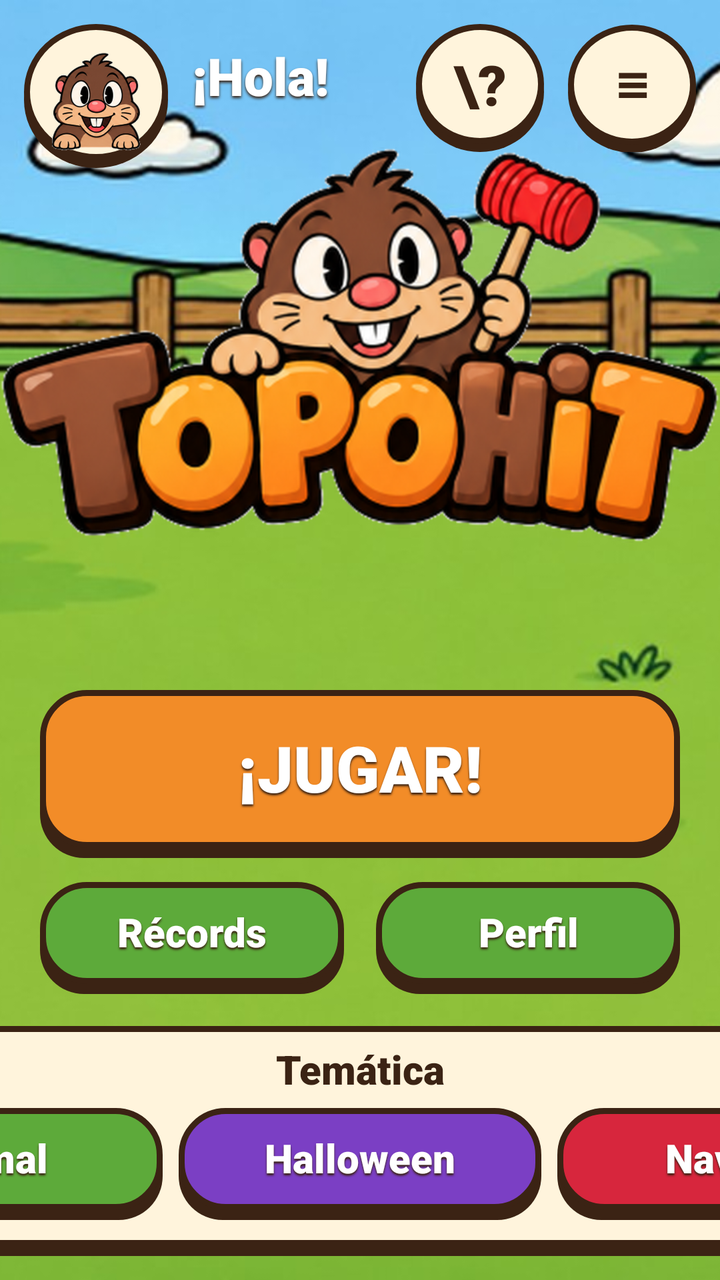
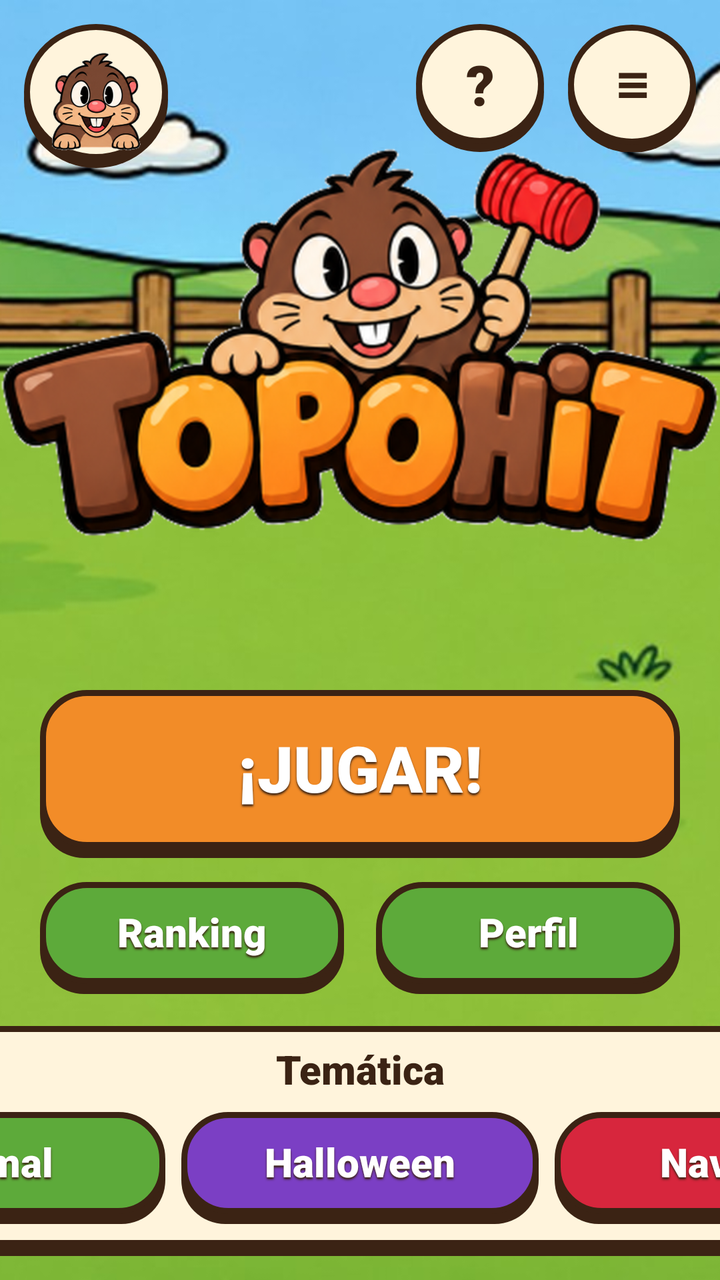

Two renders of the same Android screen: before a commit and after it. Below are the layout's source before the change and the commit's diff.
<!-- AndroidManifest.xml: application theme Theme.Topohit -->
<!-- res/layout/activity_menu.xml -->
<?xml version="1.0" encoding="utf-8"?>
<FrameLayout xmlns:android="http://schemas.android.com/apk/res/android"
    android:layout_width="match_parent"
    android:layout_height="match_parent">

    <ImageView
        android:id="@+id/imgFondo"
        android:layout_width="match_parent"
        android:layout_height="match_parent"
        android:scaleType="centerCrop"
        android:src="@drawable/fondo_partida_normal" />

    
    <LinearLayout
        android:id="@+id/layJugador"
        android:layout_width="wrap_content"
        android:layout_height="wrap_content"
        android:layout_margin="@dimen/margen_pequeno"
        android:gravity="center_vertical"
        android:orientation="horizontal">

        <ImageView
            android:id="@+id/imgAvatar"
            android:layout_width="@dimen/avatar"
            android:layout_height="@dimen/avatar"
            android:background="@drawable/circulo_crema"
            android:padding="8dp"
            android:src="@drawable/topo_normal_03_feliz" />

        <LinearLayout
            android:layout_width="wrap_content"
            android:layout_height="wrap_content"
            android:layout_marginStart="12dp"
            android:orientation="vertical">

            <TextView
                android:id="@+id/lblHola"
                android:layout_width="wrap_content"
                android:layout_height="wrap_content"
                android:fontFamily="sans-serif-black"
                android:shadowColor="@color/marron"
                android:shadowDy="3"
                android:shadowRadius="3"
                android:text="¡Hola!"
                android:textColor="@color/blanco"
                android:textSize="@dimen/texto_grande" />

            <TextView
                android:id="@+id/lblRecord"
                android:layout_width="wrap_content"
                android:layout_height="wrap_content"
                android:shadowColor="@color/marron"
                android:shadowDy="2"
                android:shadowRadius="3"
                android:textColor="@color/blanco"
                android:textSize="@dimen/texto_pequeno"
                android:textStyle="bold" />
        </LinearLayout>
    </LinearLayout>

    
    <LinearLayout
        android:layout_width="wrap_content"
        android:layout_height="wrap_content"
        android:layout_gravity="top|end"
        android:layout_margin="@dimen/margen_pequeno"
        android:orientation="horizontal">

        <TextView
            android:id="@+id/btnComoJugar"
            style="@style/BotonRedondo"
            android:layout_marginEnd="12dp"
            android:text="\?" />

        <TextView
            android:id="@+id/btnAjustes"
            style="@style/BotonRedondo"
            android:text="≡" />
    </LinearLayout>

    
    <LinearLayout
        android:layout_width="wrap_content"
        android:layout_height="match_parent"
        android:layout_gravity="center_horizontal"
        android:gravity="center_horizontal"
        android:orientation="vertical"
        android:paddingTop="8dp"
        android:paddingBottom="@dimen/margen_pequeno">

        <ImageView
            android:id="@+id/imgLogo"
            android:layout_width="wrap_content"
            android:layout_height="0dp"
            android:layout_weight="1"
            android:adjustViewBounds="true"
            android:src="@drawable/logo_normal" />

        <TextView
            android:id="@+id/btnJugar"
            style="@style/BotonJuego"
            android:layout_width="320dp"
            android:layout_height="84dp"
            android:layout_marginTop="8dp"
            android:background="@drawable/btn_naranja"
            android:text="@string/jugar"
            android:textSize="32sp" />

        <LinearLayout
            android:layout_width="320dp"
            android:layout_height="wrap_content"
            android:layout_marginTop="12dp"
            android:orientation="horizontal">

            <TextView
                android:id="@+id/btnRecords"
                style="@style/BotonJuego"
                android:layout_width="0dp"
                android:layout_height="@dimen/alto_boton_pequeno"
                android:layout_marginEnd="8dp"
                android:layout_weight="1"
                android:background="@drawable/btn_verde"
                android:text="@string/records"
                android:textSize="@dimen/texto_normal" />

            <TextView
                android:id="@+id/btnPerfil"
                style="@style/BotonJuego"
                android:layout_width="0dp"
                android:layout_height="@dimen/alto_boton_pequeno"
                android:layout_marginStart="8dp"
                android:layout_weight="1"
                android:background="@drawable/btn_verde"
                android:text="@string/perfil"
                android:textSize="@dimen/texto_normal" />
        </LinearLayout>

        
        <LinearLayout
            android:id="@+id/layTematicas"
            android:layout_width="600dp"
            android:layout_height="wrap_content"
            android:layout_marginTop="16dp"
            android:background="@drawable/panel_crema"
            android:orientation="vertical"
            android:paddingLeft="20dp"
            android:paddingTop="8dp"
            android:paddingRight="20dp"
            android:paddingBottom="18dp">

            <TextView
                android:id="@+id/lblTematica"
                android:layout_width="match_parent"
                android:layout_height="wrap_content"
                android:fontFamily="sans-serif-black"
                android:gravity="center"
                android:text="@string/tematica"
                android:textColor="@color/marron"
                android:textSize="@dimen/texto_normal" />

            <LinearLayout
                android:layout_width="match_parent"
                android:layout_height="wrap_content"
                android:layout_marginTop="6dp"
                android:orientation="horizontal">

                <TextView
                    android:id="@+id/btnTemaNormal"
                    style="@style/BotonJuego"
                    android:layout_width="0dp"
                    android:layout_height="@dimen/alto_boton_pequeno"
                    android:layout_marginEnd="8dp"
                    android:layout_weight="1"
                    android:background="@drawable/btn_verde"
                    android:text="@string/normal"
                    android:textSize="@dimen/texto_normal" />

                <TextView
                    android:id="@+id/btnTemaHalloween"
                    style="@style/BotonJuego"
                    android:layout_width="0dp"
                    android:layout_height="@dimen/alto_boton_pequeno"
                    android:layout_marginEnd="8dp"
                    android:layout_weight="1"
                    android:background="@drawable/btn_morado"
                    android:text="@string/halloween"
                    android:textSize="@dimen/texto_normal" />

                <TextView
                    android:id="@+id/btnTemaNavidad"
                    style="@style/BotonJuego"
                    android:layout_width="0dp"
                    android:layout_height="@dimen/alto_boton_pequeno"
                    android:layout_weight="1"
                    android:background="@drawable/btn_rojo"
                    android:text="@string/navidad"
                    android:textSize="@dimen/texto_normal" />
            </LinearLayout>
        </LinearLayout>
    </LinearLayout>
</FrameLayout>
<!-- resources referenced by this layout -->
<resources>
  <color name="blanco">#FFFFFF</color>
  <color name="marron">#3B2314</color>
  <dimen name="alto_boton_pequeno">56dp</dimen>
  <dimen name="avatar">72dp</dimen>
  <dimen name="margen_pequeno">12dp</dimen>
  <dimen name="texto_grande">26sp</dimen>
  <dimen name="texto_normal">20sp</dimen>
  <dimen name="texto_pequeno">15sp</dimen>
  <!-- drawable btn_rojo (drawable) -->
  <?xml version="1.0" encoding="utf-8"?>
  <layer-list xmlns:android="http://schemas.android.com/apk/res/android">
      <item android:top="5dp">
          <shape android:shape="rectangle">
              <corners android:radius="22dp" />
              <solid android:color="@color/marron" />
          </shape>
      </item>
      <item android:bottom="5dp">
          <shape android:shape="rectangle">
              <corners android:radius="22dp" />
              <solid android:color="@color/rojo" />
              <stroke android:width="3dp" android:color="@color/marron" />
          </shape>
      </item>
  </layer-list>
  <!-- drawable circulo_crema (drawable) -->
  <?xml version="1.0" encoding="utf-8"?>
  <layer-list xmlns:android="http://schemas.android.com/apk/res/android">
      <item android:top="4dp">
          <shape android:shape="oval"><solid android:color="@color/marron" /></shape>
      </item>
      <item android:bottom="4dp">
          <shape android:shape="oval">
              <solid android:color="@color/crema" />
              <stroke android:width="3dp" android:color="@color/marron" />
          </shape>
      </item>
  </layer-list>
  <string name="halloween">Halloween</string>
  <string name="jugar">¡JUGAR!</string>
  <string name="navidad">Navidad</string>
  <string name="normal">Normal</string>
  <string name="perfil">Perfil</string>
  <string name="records">Récords</string>
  <string name="tematica">Temática</string>
  <style name="Theme.Topohit" parent="Theme.AppCompat.Light.NoActionBar">
          <item name="colorPrimary">@color/naranja</item>
          <item name="colorPrimaryDark">@color/marron</item>
          <item name="colorAccent">@color/verde</item>
          <item name="android:windowFullscreen">true</item>
          <item name="android:windowBackground">@color/verde</item>
      </style>
  <color name="morado">#7B3FC4</color>
  <color name="naranja">#F28C28</color>
  <color name="rojo">#D7263D</color>
  <color name="verde">#5DAA3A</color>
  <color name="crema">#FFF4DC</color>
  <dimen name="alto_boton">68dp</dimen>
  <dimen name="texto_boton">26sp</dimen>
  <dimen name="boton_redondo">64dp</dimen>
  <dimen name="texto_titulo_pequeno">28sp</dimen>
  <!-- unchanged entries left out for length: 9 -->
</resources>

<!-- the commit's change to res/layout/activity_menu.xml (unified diff, before → after) -->
@@ -4,15 +4,15 @@
     android:layout_height="match_parent">
 
     <ImageView
-        android:id="@+id/imgFondo"
+        android:id="@+id/ImgMenuFondo"
         android:layout_width="match_parent"
         android:layout_height="match_parent"
+        android:contentDescription="@null"
         android:scaleType="centerCrop"
         android:src="@drawable/fondo_partida_normal" />
 
     
     <LinearLayout
-        android:id="@+id/layJugador"
         android:layout_width="wrap_content"
         android:layout_height="wrap_content"
         android:layout_margin="@dimen/margen_pequeno"
@@ -20,42 +20,21 @@
         android:orientation="horizontal">
 
         <ImageView
-            android:id="@+id/imgAvatar"
+            android:id="@+id/ImgMenuAvatar"
             android:layout_width="@dimen/avatar"
             android:layout_height="@dimen/avatar"
             android:background="@drawable/circulo_crema"
-            android:padding="8dp"
+            android:contentDescription="@string/tu_avatar"
+            android:padding="@dimen/separacion_pequena"
             android:src="@drawable/topo_normal_03_feliz" />
 
-        <LinearLayout
+        <TextView
+            android:id="@+id/LblMenuHola"
+            style="@style/TextoSobreFondo"
             android:layout_width="wrap_content"
             android:layout_height="wrap_content"
-            android:layout_marginStart="12dp"
-            android:orientation="vertical">
-
-            <TextView
-                android:id="@+id/lblHola"
-                android:layout_width="wrap_content"
-                android:layout_height="wrap_content"
-                android:fontFamily="sans-serif-black"
-                android:shadowColor="@color/marron"
-                android:shadowDy="3"
-                android:shadowRadius="3"
-                android:text="¡Hola!"
-                android:textColor="@color/blanco"
-                android:textSize="@dimen/texto_grande" />
-
-            <TextView
-                android:id="@+id/lblRecord"
-                android:layout_width="wrap_content"
-                android:layout_height="wrap_content"
-                android:shadowColor="@color/marron"
-                android:shadowDy="2"
-                android:shadowRadius="3"
-                android:textColor="@color/blanco"
-                android:textSize="@dimen/texto_pequeno"
-                android:textStyle="bold" />
-        </LinearLayout>
+            android:layout_marginStart="@dimen/margen_pequeno"
+            android:textSize="@dimen/texto_grande" />
     </LinearLayout>
 
     
@@ -67,15 +46,17 @@
         android:orientation="horizontal">
 
         <TextView
-            android:id="@+id/btnComoJugar"
+            android:id="@+id/BtnMenuComoJugar"
             style="@style/BotonRedondo"
-            android:layout_marginEnd="12dp"
-            android:text="\?" />
+            android:layout_marginEnd="@dimen/margen_pequeno"
+            android:contentDescription="@string/como_jugar"
+            android:text="@string/icono_ayuda" />
 
         <TextView
-            android:id="@+id/btnAjustes"
+            android:id="@+id/BtnMenuAjustes"
             style="@style/BotonRedondo"
-            android:text="≡" />
+            android:contentDescription="@string/ajustes"
+            android:text="@string/icono_ajustes" />
     </LinearLayout>
 
     
@@ -85,71 +66,71 @@
         android:layout_gravity="center_horizontal"
         android:gravity="center_horizontal"
         android:orientation="vertical"
-        android:paddingTop="8dp"
+        android:paddingTop="@dimen/separacion_pequena"
         android:paddingBottom="@dimen/margen_pequeno">
 
         <ImageView
-            android:id="@+id/imgLogo"
+            android:id="@+id/ImgMenuLogo"
             android:layout_width="wrap_content"
             android:layout_height="0dp"
             android:layout_weight="1"
             android:adjustViewBounds="true"
+            android:contentDescription="@string/app_name"
             android:src="@drawable/logo_normal" />
 
         <TextView
-            android:id="@+id/btnJugar"
+            android:id="@+id/BtnMenuJugar"
             style="@style/BotonJuego"
-            android:layout_width="320dp"
-            android:layout_height="84dp"
-            android:layout_marginTop="8dp"
+            android:layout_width="@dimen/ancho_boton_jugar"
+            android:layout_height="@dimen/alto_boton_jugar"
+            android:layout_marginTop="@dimen/separacion_pequena"
             android:background="@drawable/btn_naranja"
             android:text="@string/jugar"
-            android:textSize="32sp" />
+            android:textSize="@dimen/texto_jugar" />
 
         <LinearLayout
-            android:layout_width="320dp"
+            android:layout_width="@dimen/ancho_boton_jugar"
             android:layout_height="wrap_content"
-            android:layout_marginTop="12dp"
+            android:layout_marginTop="@dimen/margen_pequeno"
             android:orientation="horizontal">
 
             <TextView
-                android:id="@+id/btnRecords"
+                android:id="@+id/BtnMenuRanking"
                 style="@style/BotonJuego"
                 android:layout_width="0dp"
                 android:layout_height="@dimen/alto_boton_pequeno"
-                android:layout_marginEnd="8dp"
+                android:layout_marginEnd="@dimen/separacion_pequena"
                 android:layout_weight="1"
                 android:background="@drawable/btn_verde"
-                android:text="@string/records"
+                android:text="@string/ranking"
                 android:textSize="@dimen/texto_normal" />
 
             <TextView
-                android:id="@+id/btnPerfil"
+                android:id="@+id/BtnMenuPerfil"
                 style="@style/BotonJuego"
                 android:layout_width="0dp"
                 android:layout_height="@dimen/alto_boton_pequeno"
-                android:layout_marginStart="8dp"
+                android:layout_marginStart="@dimen/separacion_pequena"
                 android:layout_weight="1"
                 android:background="@drawable/btn_verde"
                 android:text="@string/perfil"
                 android:textSize="@dimen/texto_normal" />
         </LinearLayout>
 
-        
         <LinearLayout
-            android:id="@+id/layTematicas"
-            android:layout_width="600dp"
+            android:id="@+id/LayMenuTematicas"
+            android:layout_width="@dimen/ancho_tematicas"
             android:layout_height="wrap_content"
-            android:layout_marginTop="16dp"
+            android:layout_marginTop="@dimen/separacion"
             android:background="@drawable/panel_crema"
             android:orientation="vertical"
-            android:paddingLeft="20dp"
-            android:paddingTop="8dp"
-            android:paddingRight="20dp"
-            android:paddingBottom="18dp">
+            android:paddingLeft="@dimen/margen"
+            android:paddingTop="@dimen/separacion_pequena"
+            android:paddingRight="@dimen/margen"
+            android:paddingBottom="@dimen/separacion">
 
             <TextView
-                android:id="@+id/lblTematica"
+                android:id="@+id/LblMenuTematica"
                 android:layout_width="match_parent"
                 android:layout_height="wrap_content"
                 android:fontFamily="sans-serif-black"
@@ -161,40 +142,28 @@
             <LinearLayout
                 android:layout_width="match_parent"
                 android:layout_height="wrap_content"
-                android:layout_marginTop="6dp"
+                android:layout_marginTop="@dimen/separacion_pequena"
                 android:orientation="horizontal">
 
                 <TextView
-                    android:id="@+id/btnTemaNormal"
-                    style="@style/BotonJuego"
-                    android:layout_width="0dp"
-                    android:layout_height="@dimen/alto_boton_pequeno"
-                    android:layout_marginEnd="8dp"
-                    android:layout_weight="1"
+                    android:id="@+id/BtnMenuTemaNormal"
+                    style="@style/BotonTema"
+                    android:layout_marginEnd="@dimen/separacion_pequena"
                     android:background="@drawable/btn_verde"
-                    android:text="@string/normal"
-                    android:textSize="@dimen/texto_normal" />
+                    android:text="@string/normal" />
 
                 <TextView
-                    android:id="@+id/btnTemaHalloween"
-                    style="@style/BotonJuego"
-                    android:layout_width="0dp"
-                    android:layout_height="@dimen/alto_boton_pequeno"
-                    android:layout_marginEnd="8dp"
-                    android:layout_weight="1"
+                    android:id="@+id/BtnMenuTemaHalloween"
+                    style="@style/BotonTema"
+                    android:layout_marginEnd="@dimen/separacion_pequena"
                     android:background="@drawable/btn_morado"
-                    android:text="@string/halloween"
-                    android:textSize="@dimen/texto_normal" />
+                    android:text="@string/halloween" />
 
                 <TextView
-                    android:id="@+id/btnTemaNavidad"
-                    style="@style/BotonJuego"
-                    android:layout_width="0dp"
-                    android:layout_height="@dimen/alto_boton_pequeno"
-                    android:layout_weight="1"
+                    android:id="@+id/BtnMenuTemaNavidad"
+                    style="@style/BotonTema"
                     android:background="@drawable/btn_rojo"
-                    android:text="@string/navidad"
-                    android:textSize="@dimen/texto_normal" />
+                    android:text="@string/navidad" />
             </LinearLayout>
         </LinearLayout>
     </LinearLayout>
<!-- resource entries referenced after the edit -->
@@ -2,12 +2,18 @@
 <resources>
   <color name="blanco">#FFFFFF</color>
   <color name="marron">#3B2314</color>
+  <dimen name="alto_boton_jugar">84dp</dimen>
   <dimen name="alto_boton_pequeno">56dp</dimen>
+  <dimen name="ancho_boton_jugar">320dp</dimen>
+  <dimen name="ancho_tematicas">600dp</dimen>
   <dimen name="avatar">72dp</dimen>
+  <dimen name="margen">24dp</dimen>
   <dimen name="margen_pequeno">12dp</dimen>
+  <dimen name="separacion">16dp</dimen>
+  <dimen name="separacion_pequena">8dp</dimen>
   <dimen name="texto_grande">26sp</dimen>
+  <dimen name="texto_jugar">32sp</dimen>
   <dimen name="texto_normal">20sp</dimen>
-  <dimen name="texto_pequeno">15sp</dimen>
   <!-- drawable btn_rojo (drawable) -->
   <?xml version="1.0" encoding="utf-8"?>
   <layer-list xmlns:android="http://schemas.android.com/apk/res/android">
@@ -38,13 +44,32 @@
           </shape>
       </item>
   </layer-list>
+  <string name="ajustes">Ajustes</string>
+  <string name="app_name">Topohit</string>
+  <string name="como_jugar">Cómo jugar</string>
   <string name="halloween">Halloween</string>
+  <string name="icono_ajustes">≡</string>
+  <string name="icono_ayuda">\?</string>
   <string name="jugar">¡JUGAR!</string>
   <string name="navidad">Navidad</string>
   <string name="normal">Normal</string>
   <string name="perfil">Perfil</string>
-  <string name="records">Récords</string>
+  <string name="ranking">Ranking</string>
   <string name="tematica">Temática</string>
+  <string name="tu_avatar">Tu avatar</string>
+  <style name="BotonTema" parent="BotonJuego">
+          <item name="android:layout_width">0dp</item>
+          <item name="android:layout_height">@dimen/alto_boton_pequeno</item>
+          <item name="android:layout_weight">1</item>
+          <item name="android:textSize">@dimen/texto_normal</item>
+      </style>
+  <style name="TextoSobreFondo">
+          <item name="android:fontFamily">sans-serif-black</item>
+          <item name="android:textColor">@color/blanco</item>
+          <item name="android:shadowColor">@color/marron</item>
+          <item name="android:shadowDy">3</item>
+          <item name="android:shadowRadius">3</item>
+      </style>
   <style name="Theme.Topohit" parent="Theme.AppCompat.Light.NoActionBar">
           <item name="colorPrimary">@color/naranja</item>
           <item name="colorPrimaryDark">@color/marron</item>
